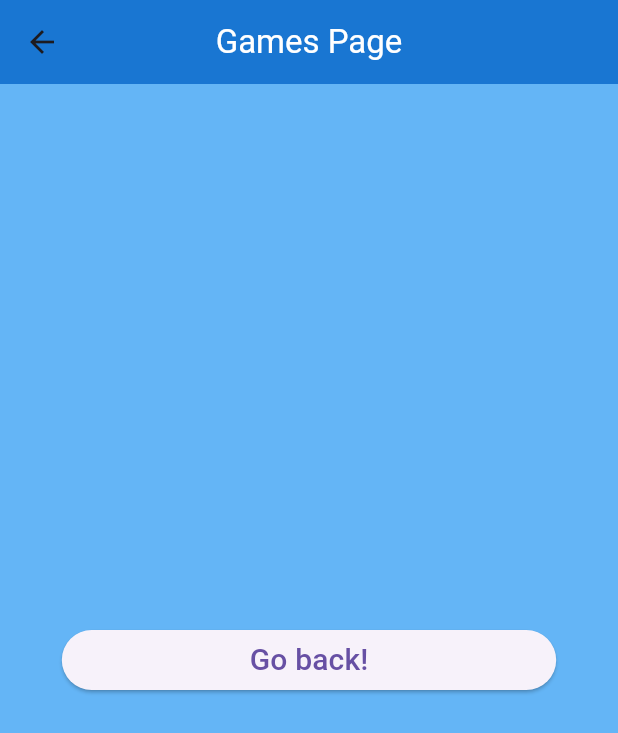
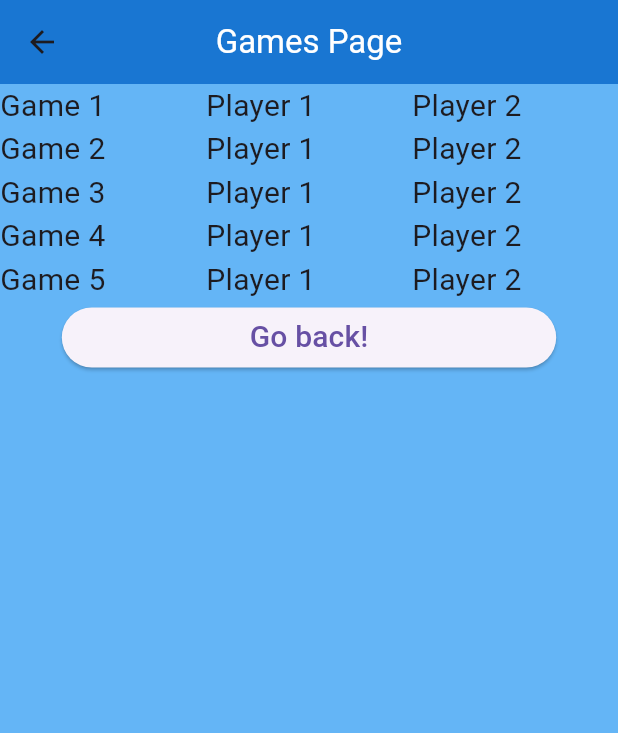
Before and after one commit to mezgoodle/UnoCounter, a Flutter app: the GamesPage screen opened directly, on a phone screen of 412 x 824 dp. Shown: the top 733 px of the screen. Run offline on Flutter 3.47's test engine with Material 3 defaults, Android fonts, the phone set to English and light mode, and no system bars.

Commit message:
First attempt to add table

```diff
--- a/lib/pages/games.dart
+++ b/lib/pages/games.dart
@@ -5,11 +5,36 @@ import 'package:unocounter/widgets/buttons.dart';
 class GamesPage extends StatelessWidget {
   const GamesPage({super.key});
 
+  final List<List<String>> games = const [
+    ['Game 1', 'Player 1', 'Player 2'],
+    ['Game 2', 'Player 1', 'Player 2'],
+    ['Game 3', 'Player 1', 'Player 2'],
+    ['Game 4', 'Player 1', 'Player 2'],
+    ['Game 5', 'Player 1', 'Player 2'],
+  ];
+
   @override
   Widget build(BuildContext context) {
+    // TODO: show here as a list of games, table
     return Scaffold(
       appBar: CustomAppBar(title: 'Games Page'),
-      body: Center(
+      body: Column(
+        children: [
+          Table(
+              border: TableBorder.symmetric(),
+              children: games.map((row) {
+                return TableRow(
+                  children: row.map((cell) {
+                    return TableCell(
+                      child: Text(
+                        cell,
+                        style: const TextStyle(fontSize: 20),
+                      ),
+                    );
+                  }).toList(),
+                );
+              }).toList()),
+          Center(
             child: CustomButton(
               text: 'Go back!',
               onPressed: () {
@@ -17,6 +42,8 @@ class GamesPage extends StatelessWidget {
               },
             ),
           ),
+        ],
+      ),
     );
   }
 }
--- a/lib/pages/new_game.dart
+++ b/lib/pages/new_game.dart
@@ -7,6 +7,7 @@ class NewGamePage extends StatelessWidget {
 
   @override
   Widget build(BuildContext context) {
+    // TODO: Show here created people(players) as table with switch(include in game or not), and a form for new player
     return Scaffold(
       appBar: CustomAppBar(title: 'New Game Page'),
       body: Center(
```
Lines whose indentation alone changed are shown as unchanged.
